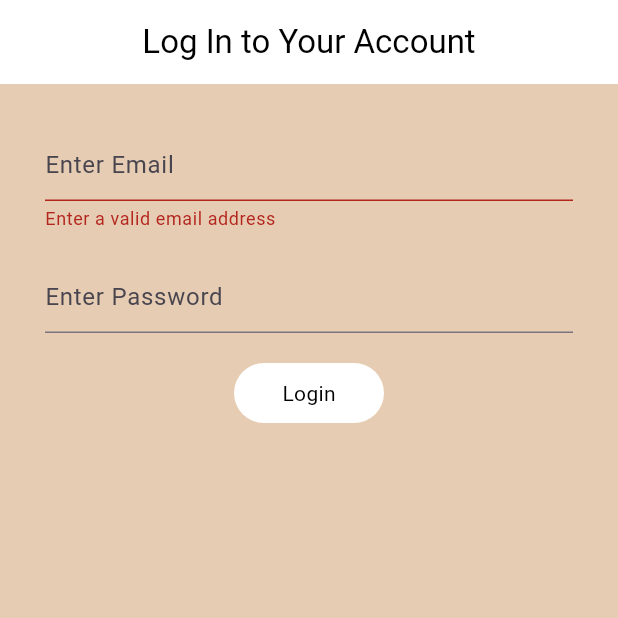
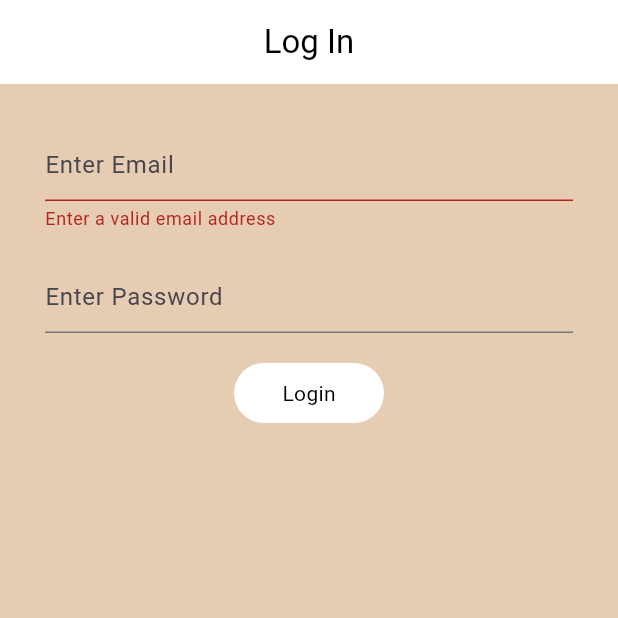
Before and after one commit to faizalisidiq/KonversiSuhu, a Flutter app: the screen it shows after launch, on a phone screen of 412 x 824 dp, the top half of it. Run offline on Flutter 3.47's test engine with Material 3 defaults, Android fonts, the phone set to English and light mode, and no system bars.

Commit message:
merubah judul login

```diff
--- a/lib/login_page.dart
+++ b/lib/login_page.dart
@@ -56,7 +56,7 @@ class _MyLoginPageState extends State<MyLoginPage> {
       appBar: AppBar(
         backgroundColor: const Color.fromARGB(255, 255, 255, 255),
         title: const Text(
-          "Log In to Your Account",
+          "Log In",
           style: TextStyle(color: Colors.black),
         ),
         centerTitle: true,
```
